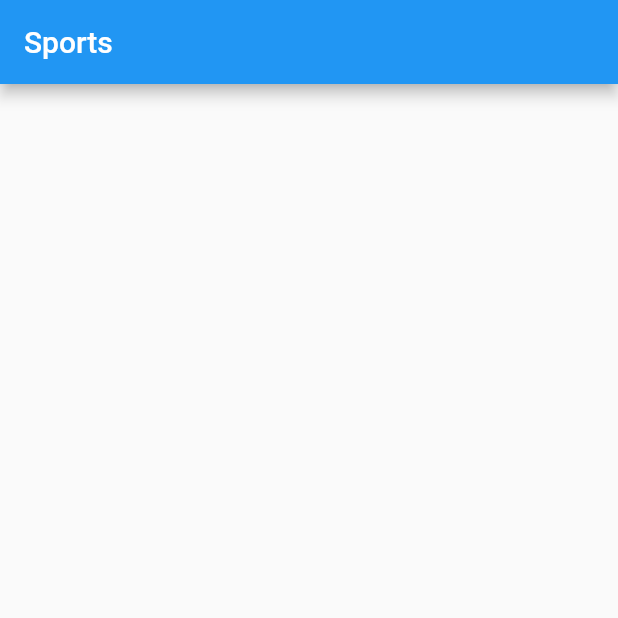
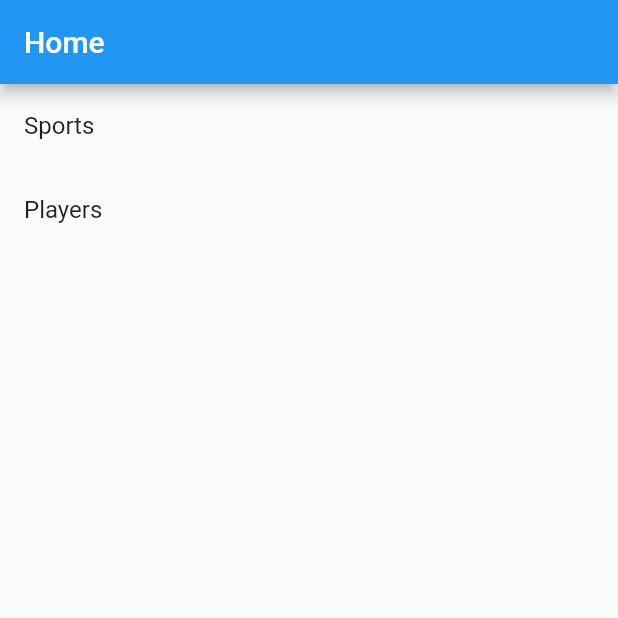
Before and after one commit to two-brothers/leaderboard-app, a Flutter app: the screen it shows after launch, on a phone screen of 412 x 824 dp, the top half of it. Run offline on Flutter 3.47's test engine with Material 2 defaults, Android fonts, the phone set to English and light mode, and no system bars; our stand-ins replace cloud_firestore, conditional_builder, datetime_picker_formfield, equatable, rxdart; missing offline and left inert: autocomplete_textfield; accounts and stored records are empty.

Commit message:
Create home component
Instead of launching at the list of sports, create a Home widget
that has links to:
- the SportsList component (previous home screen)
- a Players component (not yet defined)

```diff
--- /dev/null
+++ b/lib/home.dart
@@ -0,0 +1,14 @@
+import 'package:flutter/material.dart';
+import 'package:leaderboard_app/sports_list.dart';
+
+class Home extends StatelessWidget {
+  @override
+  Widget build(BuildContext context) {
+    return Scaffold(
+        appBar: AppBar(title: Text("Home")),
+        body: ListView(children: <Widget>[
+          ListTile(title: Text('Sports'), onTap: () => Navigator.push(context, MaterialPageRoute(builder: (context) => SportsList()))),
+          ListTile(title: Text('Players'), onTap: () => null)
+        ]));
+  }
+}
--- a/lib/main.dart
+++ b/lib/main.dart
@@ -5,7 +5,7 @@ import 'bloc/game_bloc.dart';
 import 'bloc/match_bloc.dart';
 import 'bloc/player_bloc.dart';
 import 'bloc/sports_bloc.dart';
-import 'sports_list.dart';
+import 'home.dart';
 
 void main() => runApp(MyApp());
 
@@ -19,7 +19,7 @@ class MyApp extends StatelessWidget {
           textTheme: TextTheme(
             button: TextStyle(fontWeight: FontWeight.bold, fontSize: 14, color: Colors.white),
           )),
-      home: SportsList(),
+      home: Home(),
     ));
   }
 
```
